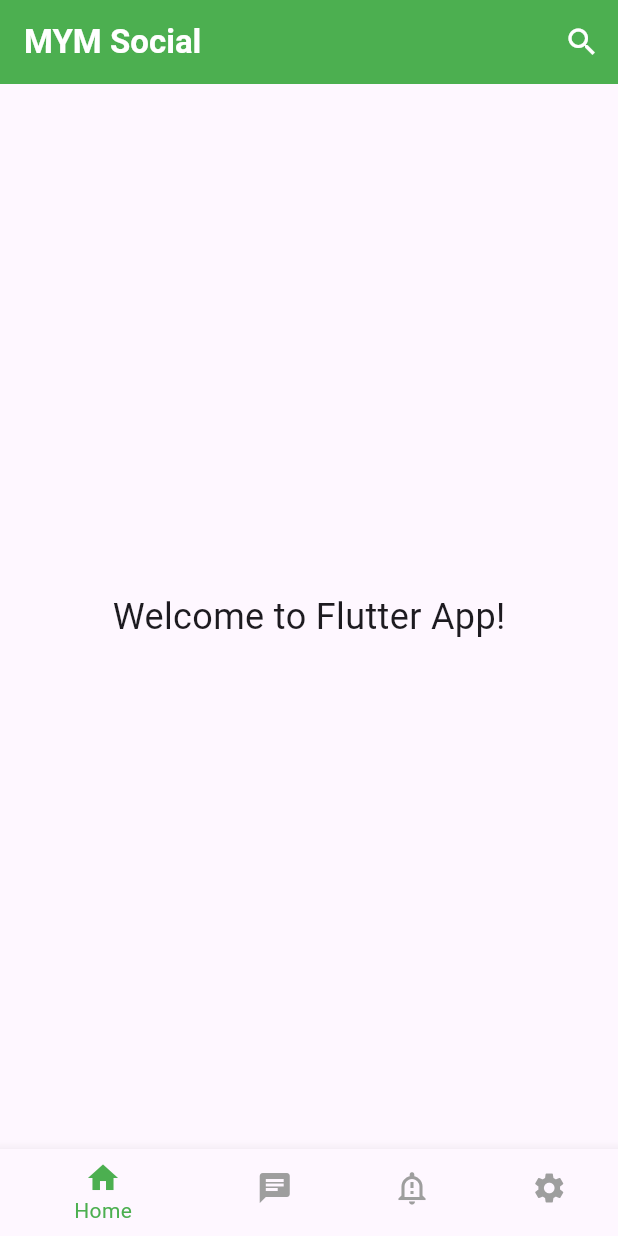
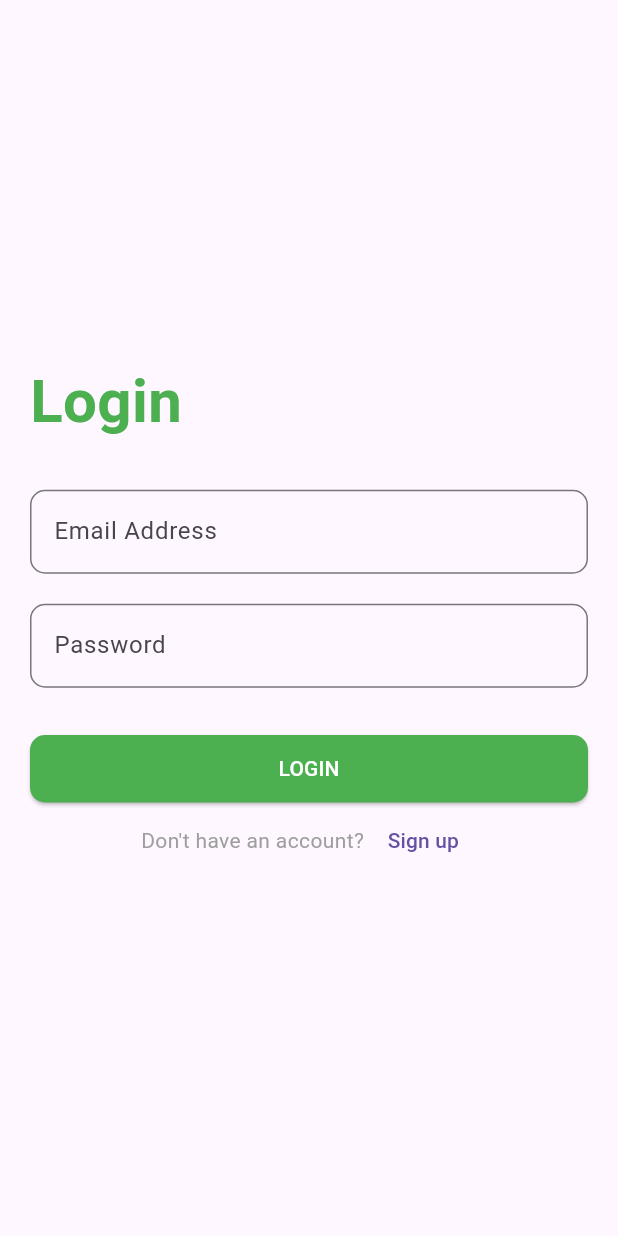
Before and after one commit to 3shmawi/social_app_firebase_3c, a Flutter app: the screen it shows after launch, on a phone screen of 412 x 824 dp. Run offline on Flutter 3.47's test engine with Material 3 defaults, Android fonts, the phone set to English and light mode, and no system bars; our stand-ins replace firebase_core, flutter_bloc; accounts and stored records are empty.

Commit message:
login & sign up & home screens

```diff
--- a/lib/app/app.dart
+++ b/lib/app/app.dart
@@ -1,8 +1,7 @@
 import 'package:flutter/material.dart';
 import 'package:flutter_bloc/flutter_bloc.dart';
 import 'package:social_3c/controller/layout_ctrl.dart';
-
-import '../screens/splash.dart';
+import 'package:social_3c/screens/splash.dart';
 
 class MyApp extends StatelessWidget {
   const MyApp({super.key});
--- /dev/null
+++ b/lib/screens/auth/login_view.dart
@@ -0,0 +1,81 @@
+import 'package:flutter/material.dart';
+import 'package:social_3c/screens/_resources/shared/navigation.dart';
+import 'package:social_3c/screens/auth/sign_up_view.dart';
+
+import '../layout/layout_view.dart';
+
+class LoginView extends StatelessWidget {
+  const LoginView({super.key});
+
+  @override
+  Widget build(BuildContext context) {
+    return Scaffold(
+      body: Center(
+        child: Padding(
+          padding: const EdgeInsets.all(20.0),
+          child: Column(
+            mainAxisAlignment: MainAxisAlignment.center,
+            crossAxisAlignment: CrossAxisAlignment.start,
+            children: [
+              const Text(
+                'Login',
+                style: TextStyle(
+                    fontSize: 40.0,
+                    fontWeight: FontWeight.bold,
+                    color: Colors.green),
+              ),
+              const SizedBox(height: 30),
+              TextField(
+                decoration: InputDecoration(
+                  border: OutlineInputBorder(
+                    borderRadius: BorderRadius.circular(10),
+                  ),
+                  hintText: 'Email Address',
+                ),
+              ),
+              const SizedBox(height: 20),
+              TextField(
+                obscureText: true,
+                decoration: InputDecoration(
+                  border: OutlineInputBorder(
+                    borderRadius: BorderRadius.circular(10),
+                  ),
+                  hintText: 'Password',
+                ),
+              ),
+              const SizedBox(height: 30),
+              ElevatedButton(
+                style: ElevatedButton.styleFrom(
+                    backgroundColor: Colors.green,
+                    foregroundColor: Colors.white,
+                    minimumSize: const Size(double.infinity, 45),
+                    shape: RoundedRectangleBorder(
+                      borderRadius: BorderRadius.circular(10),
+                    )),
+                onPressed: () {
+                  toAndReplacement(context, const LayoutView());
+                },
+                child: const Text('LOGIN'),
+              ),
+              Row(
+                mainAxisAlignment: MainAxisAlignment.center,
+                children: [
+                  const Text(
+                    'Don\'t have an account? ',
+                    style: TextStyle(color: Colors.grey),
+                  ),
+                  TextButton(
+                    onPressed: () {
+                      toAndReplacement(context, const SignUpView());
+                    },
+                    child: const Text('Sign up'),
+                  ),
+                ],
+              ),
+            ],
+          ),
+        ),
+      ),
+    );
+  }
+}
--- a/lib/screens/layout/home/view.dart
+++ b/lib/screens/layout/home/view.dart
@@ -1,15 +1,14 @@
 import 'package:flutter/material.dart';
+import 'package:social_3c/screens/layout/home/widgets.dart';
 
 class HomeView extends StatelessWidget {
   const HomeView({super.key});
 
   @override
   Widget build(BuildContext context) {
-    return const Center(
-      child: Text(
-        'Welcome to Flutter App!',
-        style: TextStyle(fontSize: 24),
-      ),
+    return ListView.builder(
+      itemBuilder: (context, index) => const PostCardItem(),
+      itemCount: 10,
     );
   }
 }
--- a/lib/screens/layout/layout_view.dart
+++ b/lib/screens/layout/layout_view.dart
@@ -1,6 +1,7 @@
 import 'package:flutter/material.dart';
 import 'package:flutter_bloc/flutter_bloc.dart';
 import 'package:social_3c/controller/layout_ctrl.dart';
+import 'package:social_3c/screens/_resources/assets_path/icon_broken.dart';
 
 class LayoutView extends StatelessWidget {
   const LayoutView({super.key});
@@ -25,7 +26,7 @@ class LayoutView extends StatelessWidget {
               IconButton(
                 onPressed: () {},
                 icon: const Icon(
-                  Icons.search,
+                  IconBroken.search,
                 ),
               ),
             ],
@@ -40,19 +41,19 @@ class LayoutView extends StatelessWidget {
             onTap: (index) => cubit.changeIndex(index),
             items: const [
               BottomNavigationBarItem(
-                icon: Icon(Icons.home),
+                icon: Icon(IconBroken.home),
                 label: "Home",
               ),
               BottomNavigationBarItem(
-                icon: Icon(Icons.chat),
+                icon: Icon(IconBroken.chat),
                 label: "Chat",
               ),
               BottomNavigationBarItem(
-                icon: Icon(Icons.notification_important_outlined),
+                icon: Icon(IconBroken.notification),
                 label: "Notifications",
               ),
               BottomNavigationBarItem(
-                icon: Icon(Icons.settings),
+                icon: Icon(IconBroken.setting),
                 label: "Settings",
               ),
             ],
--- a/lib/screens/splash.dart
+++ b/lib/screens/splash.dart
@@ -1,7 +1,7 @@
 import 'package:flutter/material.dart';
 import 'package:social_3c/screens/_resources/assets_path/assets_manager.dart';
 import 'package:social_3c/screens/_resources/shared/navigation.dart';
-import 'package:social_3c/screens/layout/layout_view.dart';
+import 'package:social_3c/screens/auth/login_view.dart';
 
 class SplashPage extends StatefulWidget {
   const SplashPage({super.key});
@@ -16,7 +16,7 @@ class _SplashPageState extends State<SplashPage> {
     // TODO: implement initState
     super.initState();
     Future.delayed(const Duration(seconds: 2), () {
-      toAndReplacement(context, const LayoutView());
+      toAndReplacement(context, const LoginView());
     });
   }
 
```
Also changed, not shown: lib/screens/auth/sign_up_view.dart (added, +90 -0 lines), lib/screens/layout/home/widgets.dart (added, +150 -0 lines).
